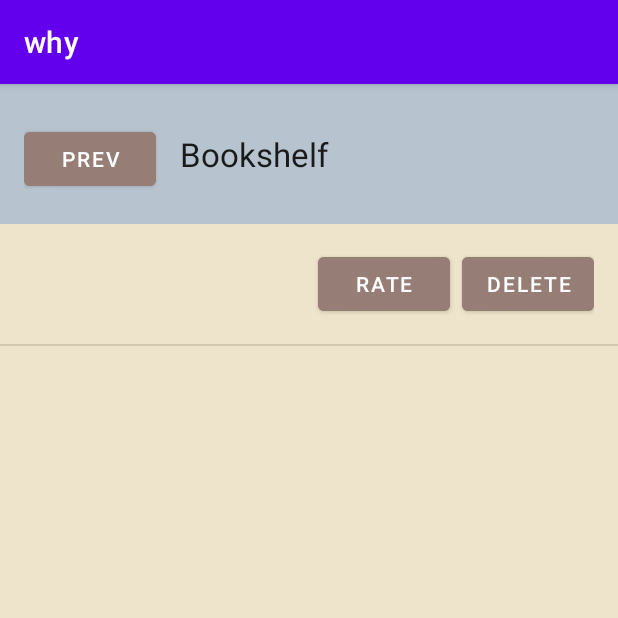
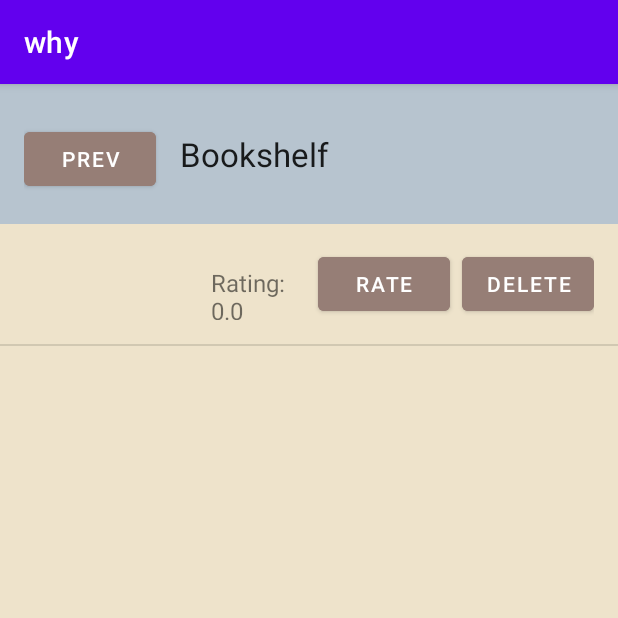
Before and after one commit to ayanahye/mobile-dev-final-project, an Android app: the main_page screen opened directly, with no data from a screen before it, after a tap on "ADD", on a phone screen of 412 x 824 dp, the top half of it. Run offline under Robolectric (Android 15) with nearby library versions, the phone set to English and light mode, and no system bars.

Commit message:
finally added rating capability

```diff
--- a/app/src/main/java/com/example/why/MyDatabaseHelper.java
+++ b/app/src/main/java/com/example/why/MyDatabaseHelper.java
@@ -12,11 +12,12 @@ import androidx.annotation.Nullable;
 public class MyDatabaseHelper extends SQLiteOpenHelper {
     private Context context;
     private static final String DATABASE_NAME = "BookLibrary.db";
-    private static final int DATABASE_VERSION = 1;
+    private static final int DATABASE_VERSION = 2;
     private static final String TABLE_NAME = "my_library";
     private static final String COLUMN_ID = "_id";
     private static final String COLUMN_TITLE = "book_title";
     //private static final String COLUMN_AUTHOR = "book_author";
+    public static final String RATING_COLUMN = "rating"; // new column
 
 
     public MyDatabaseHelper (@Nullable Context context) {
@@ -27,11 +28,12 @@ public class MyDatabaseHelper extends SQLiteOpenHelper {
     @Override
     public void onCreate(SQLiteDatabase db) {
         String query = "CREATE TABLE " + TABLE_NAME + "( " + COLUMN_ID + " INTEGER PRIMARY KEY AUTOINCREMENT, " +
-                COLUMN_TITLE + " TEXT); ";
+                COLUMN_TITLE + " TEXT, " + RATING_COLUMN + " REAL DEFAULT 0.0); ";
 
         db.execSQL(query);
 
     }
+
 
     @Override
     public void onUpgrade (SQLiteDatabase db, int i, int i1) {
@@ -45,6 +47,7 @@ public class MyDatabaseHelper extends SQLiteOpenHelper {
         ContentValues cv = new ContentValues();
 
         cv.put(COLUMN_TITLE, title);
+        cv.put(RATING_COLUMN, 0.0);
         long result = db.insert(TABLE_NAME, null, cv);
         if (result == -1) {
             Toast.makeText(context, "failed", Toast.LENGTH_LONG).show();
@@ -53,6 +56,17 @@ public class MyDatabaseHelper extends SQLiteOpenHelper {
         }
 
     }
+
+    public boolean updateRating(String title, float rating) {
+        SQLiteDatabase db = this.getWritableDatabase();
+        ContentValues contentValues = new ContentValues();
+        contentValues.put(RATING_COLUMN, rating);
+        int result = db.update(TABLE_NAME, contentValues, COLUMN_TITLE + "=?", new String[]{title});
+        return result != -1;
+    }
+
+
+
     Cursor readAllData() {
         String query = "SELECT * FROM " + TABLE_NAME;
         SQLiteDatabase db = this.getReadableDatabase();
--- a/app/src/main/java/com/example/why/main_page.java
+++ b/app/src/main/java/com/example/why/main_page.java
@@ -19,14 +19,13 @@ import android.widget.CheckBox;
 import android.widget.EditText;
 import android.widget.ListView;
 import android.widget.RatingBar;
+import android.widget.TextView;
 import android.widget.Toast;
 import com.example.why.SettingsActivity;
 
 import java.util.ArrayList;
 
 public class main_page extends AppCompatActivity {
-
-
     private ArrayList<String> books;
     private ArrayAdapter<String> booksAdapter;
     private Button button;
@@ -77,13 +76,24 @@ public class main_page extends AppCompatActivity {
             public View getView(int position, View convertView, ViewGroup parent) {
                 View view = super.getView(position, convertView, parent);
 
+                booksAdapter.notifyDataSetChanged();
+
                 Button ratingButton = view.findViewById(R.id.rateButton);
                 ratingButton.setOnClickListener(new View.OnClickListener() {
                     @Override
                     public void onClick(View v) {
                         showRatingDialog(books.get(position));
                     }
+
+
                 });
+
+                Cursor cursor = myDB.readAllData();
+                cursor.moveToPosition(position);
+                float rating = cursor.getFloat(cursor.getColumnIndexOrThrow("rating"));
+
+                TextView ratingTextView = view.findViewById(R.id.ratingTextView);
+                ratingTextView.setText("Rating: " + rating);
 
                 Button deleteButton = view.findViewById(R.id.deleteButton);
                 deleteButton.setOnClickListener(new View.OnClickListener() {
@@ -119,7 +129,7 @@ public class main_page extends AppCompatActivity {
     }
 
     private void showRatingDialog(String bookTitle) {
-        AlertDialog.Builder builder = new AlertDialog.Builder(this);
+        AlertDialog.Builder builder = new AlertDialog.Builder(main_page.this);
         builder.setTitle("Rate " + bookTitle);
 
         // Add a rating bar to the dialog
@@ -135,7 +145,9 @@ public class main_page extends AppCompatActivity {
                 // Save the rating to your database or wherever you store your book ratings
                 // You can also update the rating display in your list item layout here
                 float rating = ratingBar.getRating();
+                myDB.updateRating(bookTitle, rating);
                 Toast.makeText(main_page.this, "Rating saved: " + rating, Toast.LENGTH_SHORT).show();
+                booksAdapter.notifyDataSetChanged();
             }
         });
         builder.setNegativeButton("Cancel", null);
--- a/app/src/main/res/layout/list_item.xml
+++ b/app/src/main/res/layout/list_item.xml
@@ -11,6 +11,13 @@
         android:layout_height="wrap_content"
         android:layout_weight="1"
         android:textSize="16sp"/>
+
+
+    <TextView
+        android:id="@+id/ratingTextView"
+        android:layout_width="71dp"
+        android:layout_height="wrap_content"
+        android:textSize="16sp" />
 
     <Button
         android:id="@+id/rateButton"
@@ -33,4 +40,5 @@
         android:textSize="14sp"
         android:text="Delete"/>
 
+
 </LinearLayout>
```
